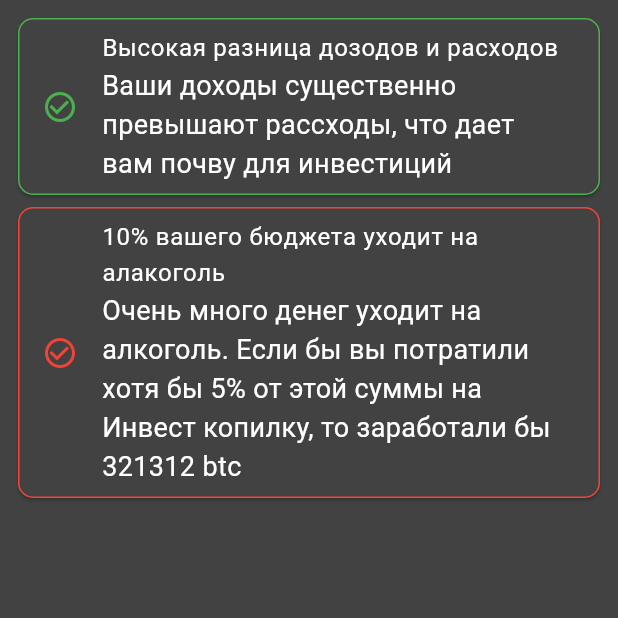
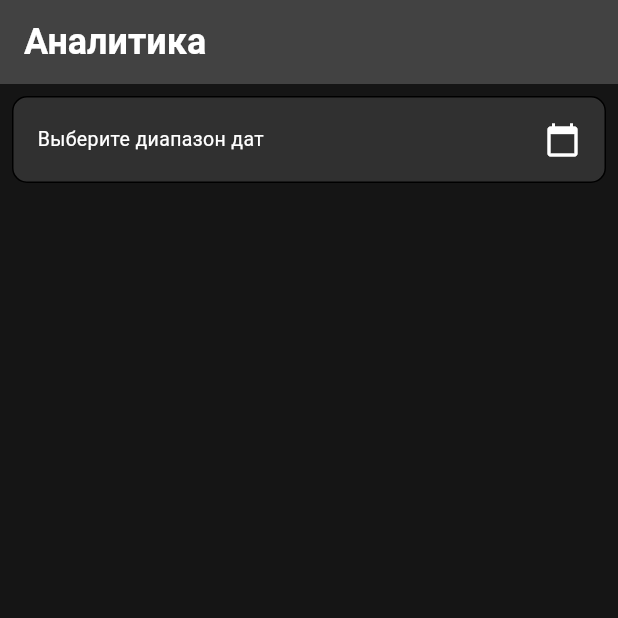
Before and after one commit to F1TU3S17/t-bank-analiz-mob, a Flutter app: the AnaliticPage screen opened directly, on a phone screen of 412 x 824 dp, the top half of it. Run offline on Flutter 3.47's test engine with Material 3 defaults, Android fonts, the phone set to English and light mode, and no system bars.

Commit message:
аналитика 1.0

```diff
--- a/lib/sreenes/pages/analiticPage.dart
+++ b/lib/sreenes/pages/analiticPage.dart
@@ -1,50 +1,163 @@
 import 'package:flutter/material.dart';
 
-class AnaliticPage extends StatelessWidget {
-  const AnaliticPage({
-    super.key,
+class AnaliticPage extends StatefulWidget {
+  const AnaliticPage({super.key});
+
+  @override
+  _AnaliticPageState createState() => _AnaliticPageState();
+}
+
+class _AnaliticPageState extends State<AnaliticPage> {
+  DateTimeRange? _selectedDateRange;
+  List<Map<String, dynamic>> _analyticsData = [];
+  DateTime _selectedDate = DateTime.now();
+
+  // Заглушка для функции отправки данных (будет заменена на реальный запрос на сервер)
+  Future<void> _fetchAnalyticsData(DateTime start, DateTime end) async {
+    // Заглушка: Возвращаем тестовые данные
+    await Future.delayed(Duration(seconds: 1)); // эмуляция задержки
+    setState(() {
+      _analyticsData = [
+        {
+          'status': 0,
+          'title': 'Высокая разница доходов и расходов',
+          'info':
+              'Ваши доходы существенно превышают расходы, что даёт вам почву для инвестиций.'
+        },
+        {
+          'status': 1,
+          'title': '10% вашего бюджета уходит на алкоголь',
+          'info':
+              'Очень много денег уходит на алкоголь. Если бы вы потратили хотя бы 5% от этой суммы на Инвест копилку, то заработали бы 321312 btc.'
+        },
+        {
+          'status': 2,
+          'title': 'Инвестиции в акции растут',
+          'info':
+              'Ваши инвестиции в акции показывают положительную динамику. Возможно, стоит увеличить долю в портфеле.'
+        },
+        {
+          'status': 0,
+          'title': 'Проблемы с кредитами',
+          'info':
+              'Ваши расходы на кредиты слишком высоки. Рассмотрите возможность рефинансирования.'
+        },
+      ];
     });
+  }
+
+  // Открытие выбора диапазона дат
+  Future<void> _selectDateRange(BuildContext context) async {
+    DateTimeRange? picked = await showDateRangePicker(
+      context: context,
+      firstDate: DateTime(2000),
+      lastDate: DateTime(2101),
+      initialDateRange: _selectedDateRange,
+    );
+
+    if (picked != null && picked != _selectedDateRange) {
+      setState(() {
+        _selectedDateRange = picked;
+      });
+
+      // Вызываем функцию для получения аналитики с выбранными датами
+      _fetchAnalyticsData(picked.start, picked.end);
+    }
+  }
 
   @override
   Widget build(BuildContext context) {
-    return Padding(
+    return Scaffold(
+      backgroundColor: const Color.fromARGB(255, 21, 21, 21),
+      appBar: AppBar(
+        title: const Text('Аналитика'),
+      ),
+      body: Padding(
         padding: const EdgeInsets.all(8.0),
         child: Column(
           children: <Widget>[
-          Card(
+            // Календарь для выбора диапазона дат
+            GestureDetector(
+              onTap: () => _selectDateRange(context),
+              child: Container(
+                padding: const EdgeInsets.all(16.0),
+                decoration: BoxDecoration(
+                  color: Colors.grey[850],
+                  borderRadius: BorderRadius.circular(10),
+                  border: Border.all(color: Colors.black),
+                ),
+                child: Row(
+                  mainAxisAlignment: MainAxisAlignment.spaceBetween,
+                  children: [
+                    Text(
+                      _selectedDateRange == null
+                          ? 'Выберите диапазон дат'
+                          : '${_selectedDateRange!.start.toLocal()} - ${_selectedDateRange!.end.toLocal()}',
+                      style: const TextStyle(color: Colors.white, fontSize: 13),
+                    ),
+                    const Icon(
+                      Icons.calendar_today,
+                      color: Colors.white,
+                    ),
+                  ],
+                ),
+              ),
+            ),
+            const SizedBox(height: 20),
+            // Список аналитики
+            Expanded(
+              child: ListView.builder(
+                itemCount: _analyticsData.length,
+                itemBuilder: (context, index) {
+                  var data = _analyticsData[index];
+                  Color borderColor;
+
+                  // Выбор цвета границы на основе статуса
+                  switch (data['status']) {
+                    case 0:
+                      borderColor = Colors.red; // Отрицательная информация
+                      break;
+                    case 1:
+                      borderColor = Colors.yellow; // Внимание
+                      break;
+                    case 2:
+                      borderColor = Colors.green; // Положительная информация
+                      break;
+                    default:
+                      borderColor = Colors.grey;
+                  }
+
+                  return Card(
                     shape: RoundedRectangleBorder(
-              side: const BorderSide(
-                color: Colors.green,
-              ),
+                      side: BorderSide(color: borderColor),
                       borderRadius: BorderRadius.circular(10),
                     ),
-            child: const ListTile(
+                    child: ListTile(
                       leading: Icon(
                         Icons.check_circle_outline,
-                color: Colors.green,
+                        color: borderColor,
                       ),
-              title: Text('Высокая разница дозодов и расходов'),
-              subtitle: Text('Ваши доходы существенно превышают рассходы, что дает вам почву для инвестиций'),
+                      title: Text(
+                        data['title'],
+                        style: TextStyle(
+                          fontSize: 20,
+                          fontWeight: FontWeight.bold,
                         ),
                       ),
-          Card(
-            shape: RoundedRectangleBorder(
-              side: const BorderSide(
-                color: Colors.red,
+                      subtitle: Text(
+                        data['info'],
+                        style: TextStyle(
+                          fontSize: 16,
                         ),
-              borderRadius: BorderRadius.circular(10),
                       ),
-            child: const ListTile(
-              leading: Icon(
-                Icons.check_circle_outline,
-                color: Colors.red,
                     ),
-              title: Text('10% вашего бюджета уходит на алакоголь'),
-              subtitle: Text('Очень много денег уходит на алкоголь. Если бы вы потратили хотя бы 5% от этой суммы на Инвест копилку, то заработали бы 321312 btc'),
+                  );
+                },
               ),
             ),
           ],
         ),
+      ),
     );
   }
 }
```
Lines whose indentation alone changed are shown as unchanged.
